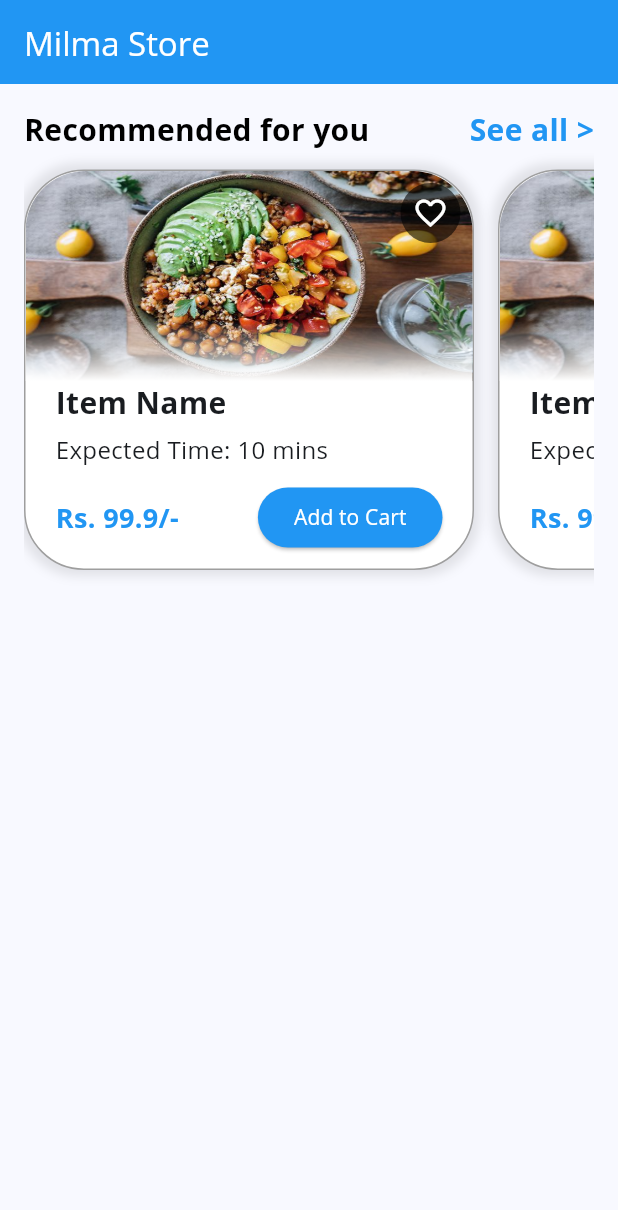
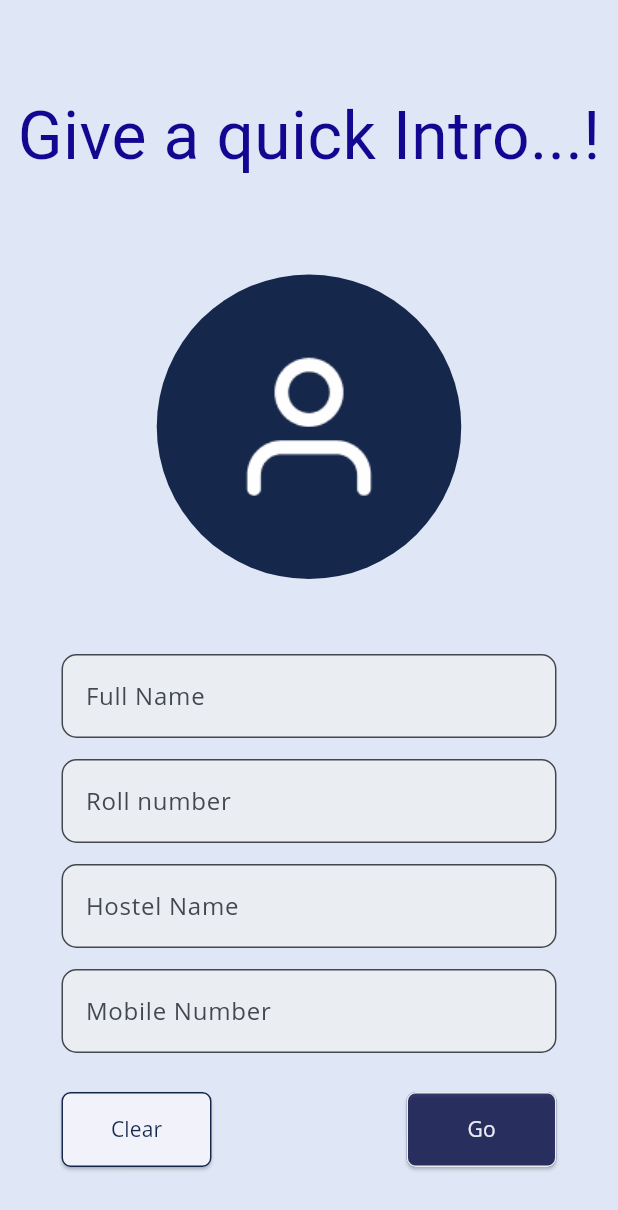
Before and after one commit to siddharthO3/milma_food_ordering, a Flutter app: the screen it shows after launch, on a phone screen of 412 x 824 dp. Shown: the top 1210 px of the screen. Run offline on Flutter 3.47's test engine with Material 3 defaults, Android fonts, the phone set to English and light mode, and no system bars; our stand-ins replace google_fonts, hexcolor; Roboto replaces fonts that are missing (Cookie).

Commit message:
profile screen ui done

```diff
--- a/lib/main.dart
+++ b/lib/main.dart
@@ -1,4 +1,5 @@
 import 'package:flutter/material.dart';
+import 'package:milma_food_ordering/screens/login/profile.dart';
 import '../screens/cart_page.dart';
 import '../screens/login/login.dart';
 import '../screens/login/sign_up.dart';
@@ -18,6 +19,7 @@ class MyApp extends StatelessWidget {
   @override
   Widget build(BuildContext context) {
     return MaterialApp(
+      debugShowCheckedModeBanner: false,
       title: 'Milma Food Ordering App',
       theme: ThemeData(
         // primarySwatch: Colors.blue,
@@ -27,11 +29,12 @@ class MyApp extends StatelessWidget {
         // scaffoldBackgroundColor: const Color.fromARGB(255, 255, 248, 221),
         visualDensity: VisualDensity.adaptivePlatformDensity,
       ),
-      initialRoute: HomePage.routeName,
+      initialRoute: ProfileScreen.routeName,
       routes: {
         WelcomeScreen.routeName:(context) => const WelcomeScreen(),
         LoginScreen.routeName:(context) => const LoginScreen(),
         SignUpScreen.routeName:(context) => const SignUpScreen(),
+        ProfileScreen.routeName:(context)=> const ProfileScreen(),
 
         HomePage.routeName:(context) => HomePage(),
         ProductPage.routeName:(context) => const ProductPage(),
--- /dev/null
+++ b/lib/screens/login/profile.dart
@@ -0,0 +1,94 @@
+import 'package:flutter/material.dart';
+import 'package:hexcolor/hexcolor.dart';
+import 'package:google_fonts/google_fonts.dart';
+import 'package:milma_food_ordering/utils/utils.dart';
+import 'package:milma_food_ordering/widgets/round_button.dart';
+
+import '../../widgets/round_textField.dart';
+
+final _formKey = GlobalKey<FormState>();
+
+class ProfileScreen extends StatelessWidget {
+  const ProfileScreen({super.key});
+  static const routeName = '/profile';
+
+  @override
+  Widget build(BuildContext context) {
+    return Scaffold(
+      backgroundColor: HexColor("#DFE7F6"),
+      body: SingleChildScrollView(
+        child: Form(
+          key: _formKey,
+          child: SizedBox(
+            width: 800,
+            child: Column(
+              crossAxisAlignment: CrossAxisAlignment.center,
+              children: [
+                const SizedBox(height: 60),
+                Center(
+                  child: Text(
+                    'Give a quick Intro...!',
+                    style: GoogleFonts.cookie(
+                      textStyle: TextStyle(
+                        color: HexColor("#120791"),
+                        fontSize: 44,
+                      ),
+                    ),
+                  ),
+                ),
+                const SizedBox(height: 60),
+                CircleAvatar(
+                  backgroundColor: HexColor("#15274B"),
+                  radius: 101.5,
+                  child: const Image(
+                      image: AssetImage("assets/image/icon-user.png")),
+                ),
+                const SizedBox(height: 50),
+                const RoundTextField(
+                  hintText: 'Full Name',
+                  textInputAction: TextInputAction.next,
+                  validator: validateName,
+                ),
+                const SizedBox(height: 14),
+                const RoundTextField(
+                  hintText: 'Roll number',
+                  textInputAction: TextInputAction.next,
+                  validator: validateRollNumber,
+                ),
+                const SizedBox(height: 14),
+                const RoundTextField(
+                  hintText: 'Hostel Name',
+                  textInputAction: TextInputAction.next,
+                  validator: validateHostelName,
+                ),
+                const SizedBox(height: 14),
+                const RoundTextField(
+                  hintText: 'Mobile Number',
+                  textInputAction: TextInputAction.next,
+                  validator: validateNumber,
+                ),
+                const SizedBox(
+                  height: 26,
+                ),
+                // const Expanded(
+                const SizedBox(
+                  width: 330,
+                  child: Row(
+                    mainAxisAlignment: MainAxisAlignment.spaceBetween,
+                    children: [
+                      RoundButton(text: 'Clear'),
+                      RoundButton(text: 'Go'),
+                    ],
+                  ),
+                ),
+              ],
+            ),
+          ),
+        ),
+      ),
+    );
+  }
+}
+
+
+/* icon-user */
--- /dev/null
+++ b/lib/utils/utils.dart
@@ -0,0 +1,44 @@
+String? validateName(String? name) {
+  final nameRegex = RegExp(r'^[a-zA-Z\s]{1,50}$');
+  if (name == null) {
+    return 'Name cannot be null';
+  } else if (name.isEmpty) {
+    return 'Name should be at least 3 characters';
+  } else if (!nameRegex.hasMatch(name)) {
+    return 'Please enter a valid name';
+  } else {
+    return null;
+  }
+}
+
+String? validateHostelName(String? name) {
+  if (name == null) {
+    return 'Name cannot be null';
+  } else if (name.isEmpty) {
+    return 'Name should be at least 3 characters';
+  } else if ((name!= 'meenachill' || (name!= 'Meenachill' ) || (name!= 'Manimala') || (name!= 'manimala') || (name!= 'Sahyadri')) || (name!= 'sahyadri') || (name!= 'Anamudi') || (name!= 'anamudi')) {
+    return 'Please enter a valid name';
+  } else {
+    return null;
+  }
+}
+
+String? validateNumber(String? number) {
+  if (number == null) {
+    return 'Please type a number';
+  }
+  if (number.length < 10) {
+    return 'Your number should at least be 10 characters';
+  }
+  return null;
+}
+
+String? validateRollNumber(String? Rollnumber) {
+  // if (Rollnumber == null) {
+  //   return 'Please type a number';
+  // }
+  // if (Rollnumber.length < 10) {
+  //   return 'Your number should at least be 10 characters';
+  // }
+  // return null;
+}
--- a/lib/widgets/items_row.dart
+++ b/lib/widgets/items_row.dart
@@ -1,3 +1,5 @@
+
+
 import 'package:flutter/material.dart';
 
 import '../models/items.dart';
--- /dev/null
+++ b/lib/widgets/round_button.dart
@@ -0,0 +1,66 @@
+import 'package:flutter/material.dart';
+import 'package:hexcolor/hexcolor.dart';
+
+class RoundButton extends StatelessWidget {
+  const RoundButton({super.key, required this.text});
+
+  final String text;
+  @override
+  Widget build(BuildContext context) {
+    if (text == 'Clear') {
+      return SizedBox(
+        height: 50,
+        width: 100,
+        child: ElevatedButton(
+          onPressed: () {},
+          style: ButtonStyle(
+            shape: MaterialStateProperty.all(
+              RoundedRectangleBorder(
+                borderRadius: BorderRadius.circular(6.0),
+                side: BorderSide(
+                  width: 1,
+                  color: HexColor("#15274B"),
+                ),
+              ),
+            ),
+          ),
+          child: Text(
+            text,
+            style: TextStyle(
+              // backgroundColor: HexColor("#EAEDF2"),
+              color: HexColor("#15274B"),
+            ),
+          ),
+        ),
+      );
+    } else {
+      return SizedBox(
+        height: 50,
+        width: 100,
+        child: ElevatedButton(
+          onPressed: () {},
+          style: ButtonStyle(
+            backgroundColor:
+                MaterialStateProperty.all(const Color.fromARGB(197, 4, 11, 70)),
+            shape: MaterialStateProperty.all(
+              RoundedRectangleBorder(
+                borderRadius: BorderRadius.circular(6.0),
+                side: BorderSide(
+                  width: 1,
+                  color: HexColor("#EAEDF2"),
+                ),
+              ),
+            ),
+          ),
+          child: Text(
+            text,
+            style: TextStyle(
+              // backgroundColor: HexColor("#EAEDF2"),
+              color: HexColor("#EAEDF2"),
+            ),
+          ),
+        ),
+      );
+    }
+  }
+}
--- /dev/null
+++ b/lib/widgets/round_textField.dart
@@ -0,0 +1,45 @@
+import 'package:flutter/material.dart';
+import 'package:hexcolor/hexcolor.dart';
+
+class RoundTextField extends StatelessWidget {
+  const RoundTextField({
+    Key? key,
+    this.controller,
+    required this.hintText,
+    required this.textInputAction,
+    this.isPassword = false,
+    this.keyboardType = TextInputType.text,
+    this.validator,
+  }) : super(key: key);
+
+  final TextEditingController? controller;
+  final String hintText;
+  final bool isPassword;
+  final TextInputType keyboardType;
+  final TextInputAction textInputAction;
+  final String? Function(String?)? validator;
+
+  @override
+  Widget build(BuildContext context) {
+    return SizedBox(
+      width: 330,
+      child: TextFormField(
+        controller: controller,
+        decoration: InputDecoration(
+          hintText: hintText,
+          fillColor: HexColor("#EAEDF2"),
+          filled: true,
+          border: const OutlineInputBorder(
+            borderRadius: BorderRadius.all(
+              Radius.circular(10),
+            ),
+          ),
+        ),
+        obscureText: isPassword,
+        keyboardType: keyboardType,
+        textInputAction: textInputAction,
+        validator: validator,
+      ),
+    );
+  }
+}
--- a/pubspec.yaml
+++ b/pubspec.yaml
@@ -35,6 +35,8 @@ dependencies:
   # The following adds the Cupertino Icons font to your application.
   # Use with the CupertinoIcons class for iOS style icons.
   cupertino_icons: ^1.0.2
+  hexcolor: ^3.0.1
+  google_fonts: ^6.1.0
 
 dev_dependencies:
   flutter_test:
@@ -60,7 +62,7 @@ flutter:
 
   # To add assets to your application, add an assets section, like this:
   assets:
-    - assets/image/food.jpg
+    - assets/image/
 
   # An image asset can refer to one or more resolution-specific "variants", see
   # https://flutter.dev/assets-and-images/#resolution-aware
```
Also changed, not shown: assets/image/icon-user.png (added), pubspec.lock.
